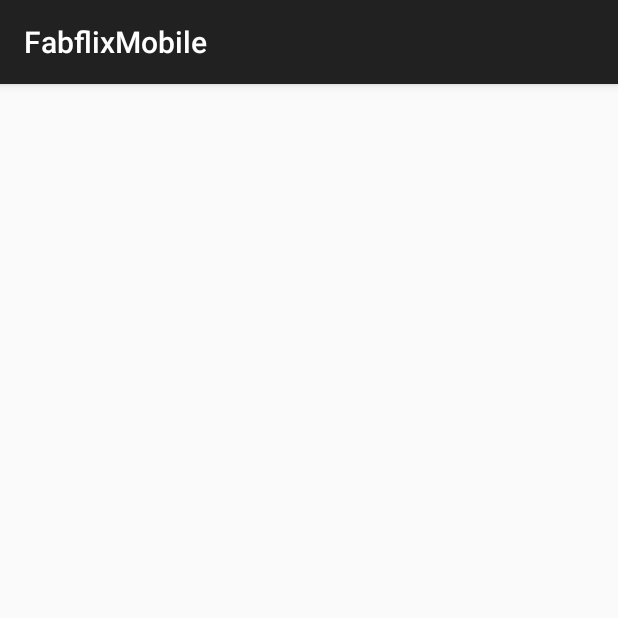
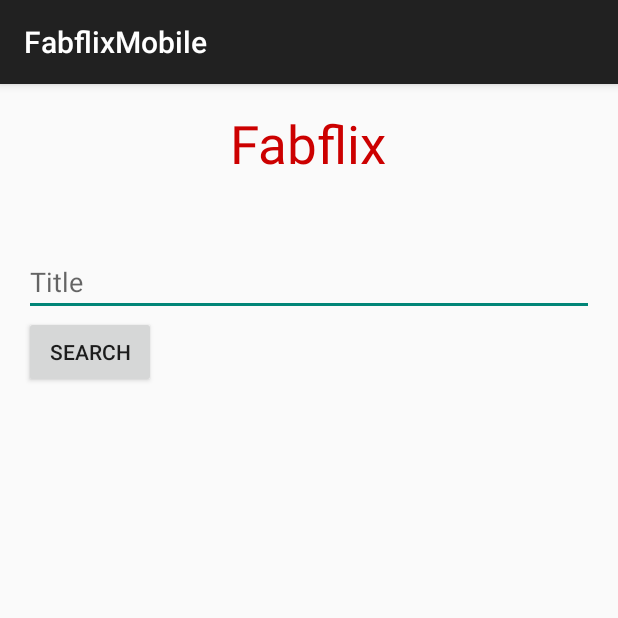
Before and after one commit to joviwyel/MovieDB, an Android app: the Search screen opened directly, with no data from a screen before it, on a phone screen of 412 x 824 dp, the top half of it. Run offline under Robolectric (Android 15) with nearby library versions, the light colour scheme and no system bars.

Commit message:
Mobile: update on xml

```diff
--- a/FabFlixMobile/app/src/main/res/layout/listview.xml
+++ b/FabFlixMobile/app/src/main/res/layout/listview.xml
@@ -12,4 +12,5 @@
             android:layout_width="match_parent"
             android:layout_height="match_parent" />
 
+
 </RelativeLayout>
--- /dev/null
+++ b/FabFlixMobile/app/src/main/res/layout/search.xml
@@ -0,0 +1,41 @@
+<?xml version = "1.0" encoding = "utf-8"?>
+<RelativeLayout xmlns:android = "http://schemas.android.com/apk/res/android"
+                xmlns:tools = "http://schemas.android.com/tools" android:layout_width="match_parent"
+                android:layout_height = "match_parent" android:paddingLeft= "@dimen/activity_horizontal_margin"
+                android:paddingRight = "@dimen/activity_horizontal_margin"
+                android:paddingTop = "@dimen/activity_vertical_margin"
+                android:paddingBottom = "@dimen/activity_vertical_margin" tools:context = ".Search">
+
+    <TextView
+            android:layout_width = "wrap_content"
+            android:layout_height = "wrap_content"
+            android:text = "Fabflix"
+            android:id = "@+id/title"
+            android:layout_centerHorizontal = "true"
+            android:textColor = "@color/red"
+            android:textSize = "35dp" />
+
+    <EditText
+            android:layout_width = "wrap_content"
+            android:layout_height = "wrap_content"
+            android:id = "@+id/searchTitle"
+            android:hint = "Title"
+            android:focusable = "true"
+            android:layout_marginTop = "46dp"
+            android:layout_below = "@+id/title"
+            android:layout_alignParentLeft = "true"
+            android:layout_alignParentStart = "true"
+            android:layout_alignParentRight = "true"
+            android:layout_alignParentEnd = "true" />
+
+
+
+    <Button
+            android:text="Search"
+            android:layout_width="wrap_content"
+            android:layout_height="wrap_content"
+            android:id="@+id/searchButton"
+            android:layout_below="@+id/searchTitle"/>
+
+
+</RelativeLayout>
```
Also changed, not shown: FabFlixMobile/app/src/main/res/layout/row.xml (+2 -25 lines).
